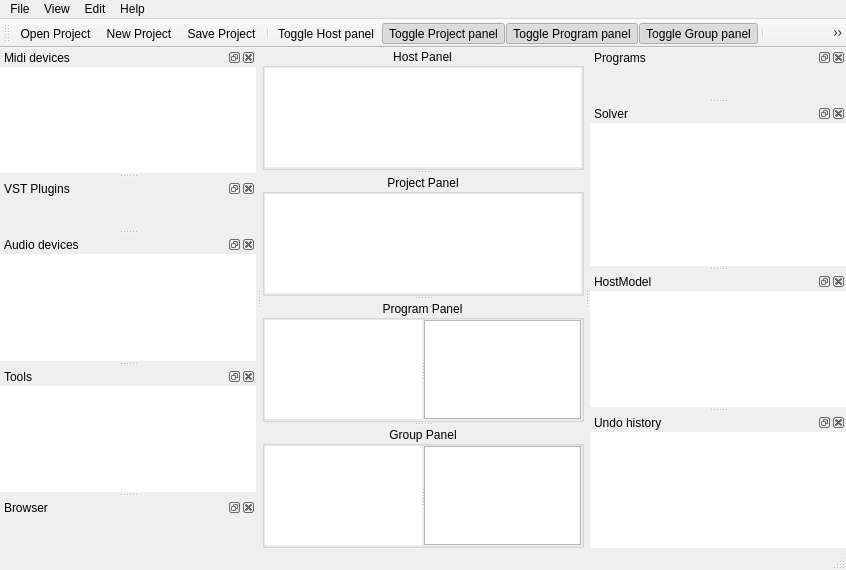
Old version of the form src/common/mainwindow.ui in the repository CtrlBrk/vstboard.
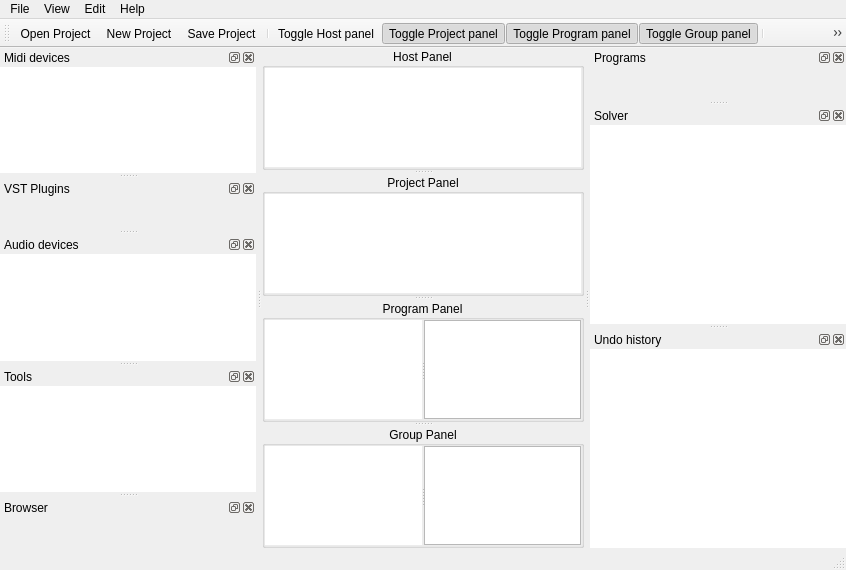
New version of the form. Icons and pictures are not drawn. Custom widgets are drawn as their Qt base class.

```diff
--- a/src/common/mainwindow.ui
+++ b/src/common/mainwindow.ui
@@ -854,85 +854,6 @@
     </layout>
    </widget>
   </widget>
-  <widget class="QDockWidget" name="dockHostModel">
-   <property name="sizePolicy">
-    <sizepolicy hsizetype="Ignored" vsizetype="Ignored">
-     <horstretch>0</horstretch>
-     <verstretch>0</verstretch>
-    </sizepolicy>
-   </property>
-   <property name="minimumSize">
-    <size>
-     <width>80</width>
-     <height>91</height>
-    </size>
-   </property>
-   <property name="windowTitle">
-    <string>HostModel</string>
-   </property>
-   <attribute name="dockWidgetArea">
-    <number>2</number>
-   </attribute>
-   <widget class="QWidget" name="dockWidgetContents_8">
-    <layout class="QVBoxLayout" name="verticalLayout_3">
-     <property name="spacing">
-      <number>0</number>
-     </property>
-     <property name="leftMargin">
-      <number>0</number>
-     </property>
-     <property name="topMargin">
-      <number>0</number>
-     </property>
-     <property name="rightMargin">
-      <number>0</number>
-     </property>
-     <property name="bottomMargin">
-      <number>0</number>
-     </property>
-     <item>
-      <widget class="QTreeView" name="treeHostModel">
-       <property name="sizePolicy">
-        <sizepolicy hsizetype="Ignored" vsizetype="Preferred">
-         <horstretch>0</horstretch>
-         <verstretch>0</verstretch>
-        </sizepolicy>
-       </property>
-       <property name="frameShape">
-        <enum>QFrame::NoFrame</enum>
-       </property>
-       <property name="editTriggers">
-        <set>QAbstractItemView::EditKeyPressed|QAbstractItemView::SelectedClicked</set>
-       </property>
-       <property name="dragEnabled">
-        <bool>true</bool>
-       </property>
-       <property name="dragDropMode">
-        <enum>QAbstractItemView::DragDrop</enum>
-       </property>
-       <property name="defaultDropAction">
-        <enum>Qt::IgnoreAction</enum>
-       </property>
-       <property name="selectionMode">
-        <enum>QAbstractItemView::ExtendedSelection</enum>
-       </property>
-       <property name="indentation">
-        <number>10</number>
-       </property>
-       <property name="uniformRowHeights">
-        <bool>true</bool>
-       </property>
-       <property name="sortingEnabled">
-        <bool>true</bool>
-       </property>
-       <property name="animated">
-        <bool>true</bool>
-       </property>
-      </widget>
-     </item>
-    </layout>
-   </widget>
-  </widget>
   <widget class="QDockWidget" name="dockBankBrowser">
    <property name="minimumSize">
     <size>
```
